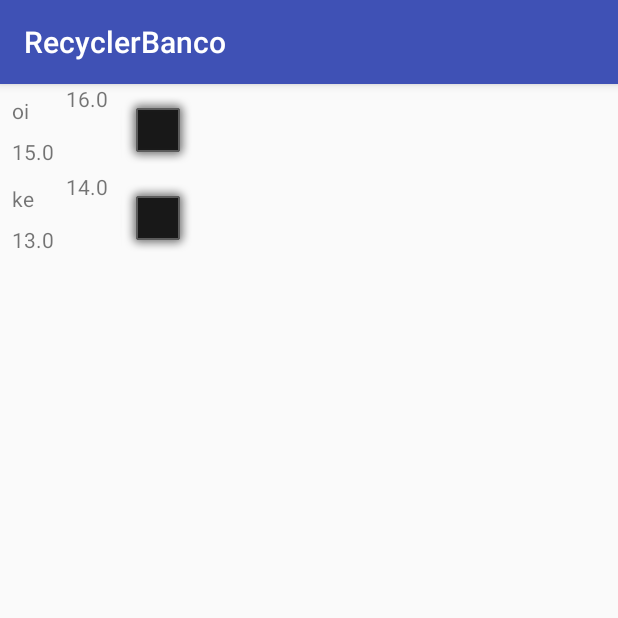
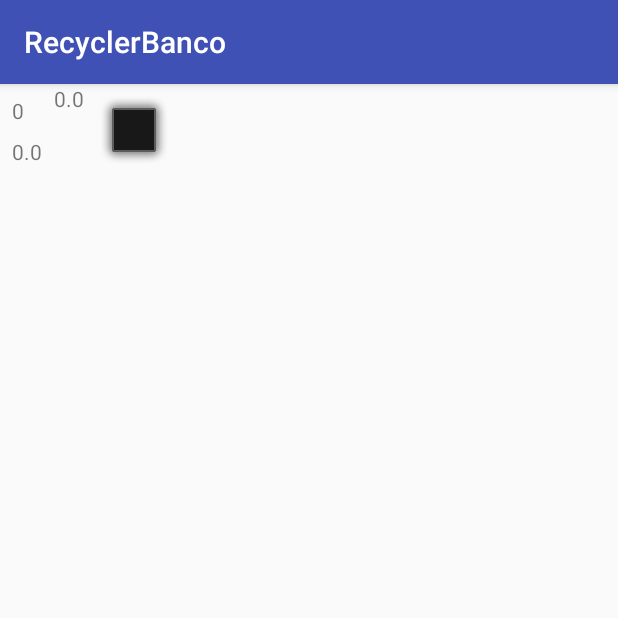
Before and after one commit to giuliopb/Android, an Android app: the fragment FragmentoListagem shown on its own in the app's theme, on a phone screen of 412 x 824 dp, the top half of it. Run offline under Robolectric (Android 15) with nearby library versions, the phone set to English and light mode, and no system bars; 3 statements that could not run were skipped.

Commit message:
recuperando todos os dados

```diff
--- a/RecyclerBanco/app/src/main/java/com/example/giulio/recyclerbanco/AdicionarAbastecimento.java
+++ b/RecyclerBanco/app/src/main/java/com/example/giulio/recyclerbanco/AdicionarAbastecimento.java
@@ -14,6 +14,8 @@ import android.widget.TextView;
 import android.widget.Toast;
 
 import com.example.giulio.recyclerbanco.storage.BdHelper;
+
+import java.util.ArrayList;
 
 /**
  * Created by giulio on 22/05/2017.
@@ -71,23 +73,57 @@ public class AdicionarAbastecimento extends AppCompatActivity {
             etLitros.setError("o campo nao foi preenchido");
             return false;
         }
-        if(recuperar("maior") >= Double.parseDouble(etKm.getText().toString())){
+        if (recuperar("maior") >= Double.parseDouble(etKm.getText().toString())) {
             etKm.setError("essa quilometragem é menor que a ultima digitada");
             return false;
         }
-        if(tvData.getText().toString().equals("dd/mm/aaaa")){
+        if (tvData.getText().toString().equals("dd/mm/aaaa")) {
             tvData.setError("data invalida");
             return false;
         }
-            return true;
+        return true;
     }
 
     public void showDatePick(View v) {
         DialogFragment newFragment = new DatePickerFragment();
-        newFragment.show(getFragmentManager(),"picker");
+        newFragment.show(getFragmentManager(), "picker");
     }
 
-    private double recuperar(String qual) {// a string qual é o que voce quer recuperar pela quilometragem, OPÇOES: menor, maior e tudo.
+    public ArrayList<Abastecimento> recueperarTudo() {
+        BdHelper bdHelper = new BdHelper(this);
+        SQLiteDatabase db = bdHelper.getReadableDatabase();
+        String[] projecao = {
+                "kmAtual",
+                "litrosAbastecidos",
+                "posto",
+                "data"};
+
+        String orderBy = "kmAtual DESC";
+
+
+        Cursor c = db.query(
+                "abastecimentos",                         // Tabela
+                projecao,                               // Colunas para seleção
+                null,                                  // colunas WHERE
+                null,                           // valores WHERE
+                null,                                   // GROUP BY
+                null,                                   // FILTER BY
+                orderBy                                 // ORDER BY
+        );
+
+        Abastecimento.listaAbastecimentos = new ArrayList<>();
+        if (c.moveToFirst()) {
+            do {
+                Abastecimento.listaAbastecimentos.add(new Abastecimento(c.getString(0), c.getString(1), c.getDouble(2), c.getDouble(3)));
+            }while(c.moveToNext());
+        } else {
+            Abastecimento.listaAbastecimentos.add(new Abastecimento("nao existe nada aqui", "0", 0, 0));
+
+        }
+        return Abastecimento.listaAbastecimentos;
+    }
+
+    public double recuperar(String qual) {// a string qual é o que voce quer recuperar pela quilometragem, OPÇOES: menor, maior.
         BdHelper bdHelper = new BdHelper(this);
         SQLiteDatabase db = bdHelper.getReadableDatabase();
         String[] projecao = {
@@ -123,8 +159,6 @@ public class AdicionarAbastecimento extends AppCompatActivity {
             }
             return Double.parseDouble(resultado);
         }
-        //implementar pra retornar todos
-
 
         return 0;
     }
--- a/RecyclerBanco/app/src/main/java/com/example/giulio/recyclerbanco/FragmentoListagem.java
+++ b/RecyclerBanco/app/src/main/java/com/example/giulio/recyclerbanco/FragmentoListagem.java
@@ -20,10 +20,8 @@ public class FragmentoListagem extends Fragment {
         View v = inflater.inflate(R.layout.interface_listagem, container, false);
         RecyclerView rvLista = (RecyclerView) v.findViewById(R.id.rvLista);
 
-        Abastecimento.listaAbastecimentos = new ArrayList<>();
-        Abastecimento.listaAbastecimentos.add(new Abastecimento("oi", "oi", 16, 15));
-        Abastecimento.listaAbastecimentos.add(new Abastecimento("Batman", "ke", 14, 13));
-
+        AdicionarAbastecimento recuperar = new AdicionarAbastecimento();
+        Abastecimento.listaAbastecimentos = recuperar.recueperarTudo();
         AbastecimentoAdapter adaptadorDeAbastecimento = new AbastecimentoAdapter(listener);
 
         rvLista.setLayoutManager(new LinearLayoutManager(this.getContext()));
--- a/RecyclerBanco/app/src/main/java/com/example/giulio/recyclerbanco/MainActivity.java
+++ b/RecyclerBanco/app/src/main/java/com/example/giulio/recyclerbanco/MainActivity.java
@@ -22,7 +22,6 @@ public class MainActivity extends AppCompatActivity {
         setContentView(R.layout.activity_main);
 
 
-
         btAdd = (Button) findViewById(R.id.btAdd);
     }
     public void adicionarAbastecimento(View v){
--- a/RecyclerBanco/app/src/main/res/layout/activity_main.xml
+++ b/RecyclerBanco/app/src/main/res/layout/activity_main.xml
@@ -42,6 +42,7 @@
         android:layout_marginLeft="8dp"
         android:layout_marginRight="8dp"
         android:layout_marginTop="8dp"
+        android:onClick="actShow"
         android:text="Ver Listagem"
         app:layout_constraintLeft_toLeftOf="parent"
         app:layout_constraintRight_toRightOf="parent"
```
